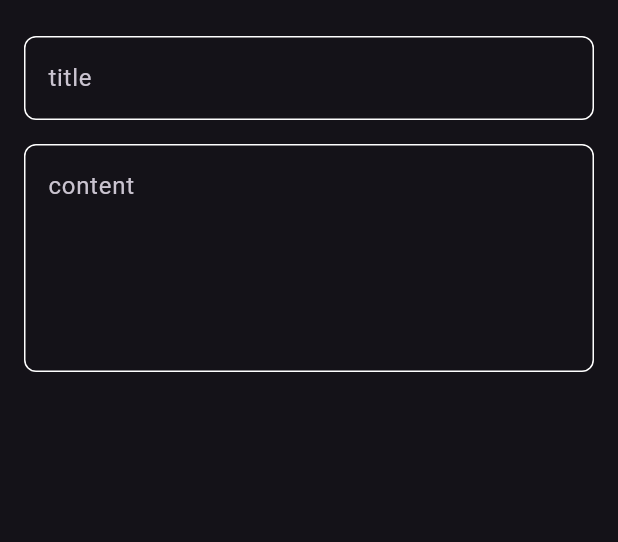
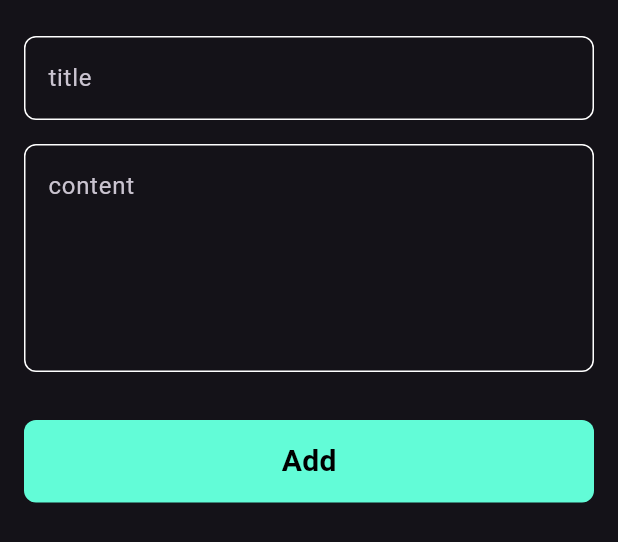
Before and after one commit to YoussefMohamed2004/notes_app, a Flutter app: the AddNoteButtomSheet widget shown alone on an empty page, opened directly, on a phone screen of 412 x 824 dp. Shown: the top 542 px of the screen. Run offline on Flutter 3.47's test engine with Material 3 defaults, Android fonts, the phone set to English and light mode, and no system bars.

Commit message:
finish notes bottom sheet

```diff
--- a/lib/views/widgets/add_note_buttom_sheet.dart
+++ b/lib/views/widgets/add_note_buttom_sheet.dart
@@ -1,4 +1,6 @@
 import 'package:flutter/material.dart';
+import 'package:flutter_application_8/constants.dart';
+import 'package:flutter_application_8/views/widgets/custom_button.dart';
 import 'package:flutter_application_8/views/widgets/custom_text_filed.dart';
 
 class AddNoteButtomSheet extends StatelessWidget {
@@ -8,13 +10,13 @@ class AddNoteButtomSheet extends StatelessWidget {
   Widget build(BuildContext context) {
     return const Padding(
       padding: EdgeInsets.symmetric(horizontal: 16),
+      child:  SingleChildScrollView(
         child: Column(
           children: [
             SizedBox(
               height: 24,
             ),
             CustomTextFiled(
-
               hint: 'title',
             ),
             SizedBox(
@@ -24,7 +26,15 @@ class AddNoteButtomSheet extends StatelessWidget {
               hint: 'content',
               maxLines: 5,
             ),
+            SizedBox(
+              height: 32,
+            ),
+            CustomButton(),
+             SizedBox(
+              height: 16,
+            ),
           ],
+        ),
       ),
     );
   }
--- /dev/null
+++ b/lib/views/widgets/custom_button.dart
@@ -0,0 +1,32 @@
+
+import 'package:flutter/material.dart';
+import 'package:flutter_application_8/constants.dart';
+
+
+class CustomButton extends StatelessWidget {
+  const CustomButton({super.key});
+
+  @override
+  Widget build(BuildContext context) {
+    return Container(
+      width: MediaQuery.of(context).size.width,
+      height: 55,
+      decoration: BoxDecoration(
+        color: KPrimaryColor,
+        borderRadius: BorderRadius.circular(
+          8,
+        ),
+      ),
+      child: const Center(
+        child: Text(
+          'Add',
+          style: TextStyle(
+            color: Colors.black,
+            fontWeight:FontWeight.bold,
+            fontSize: 20,
+          ),
+        ),
+      ),
+    );
+  }
+}
```
Lines whose indentation alone changed are shown as unchanged.
